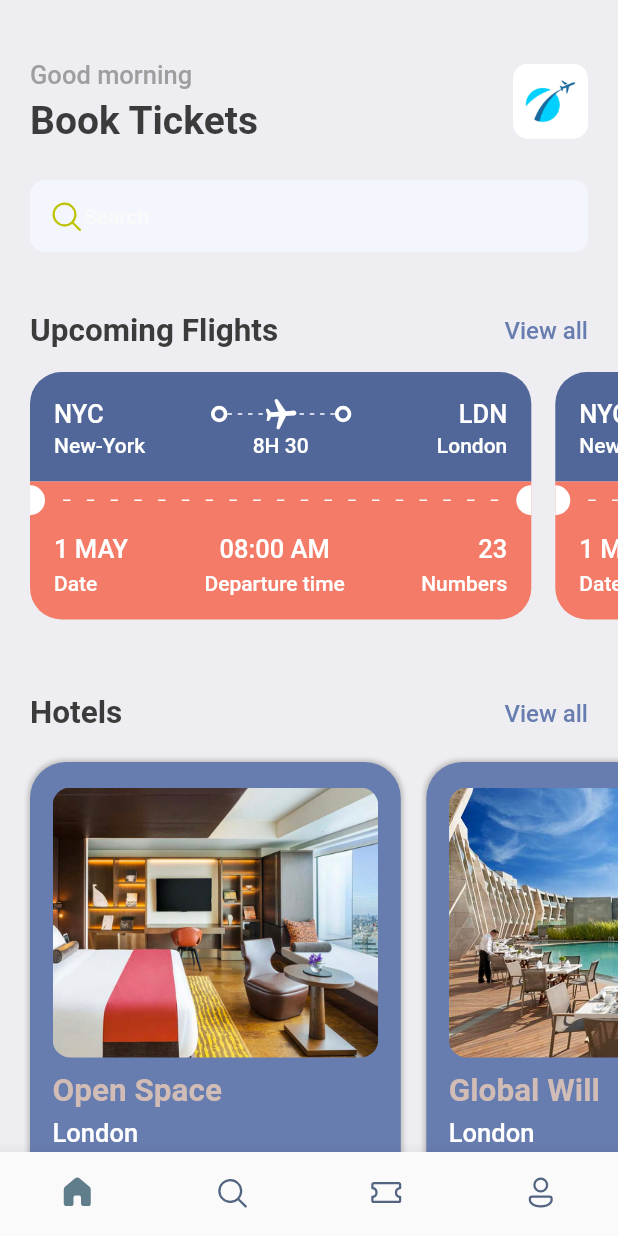
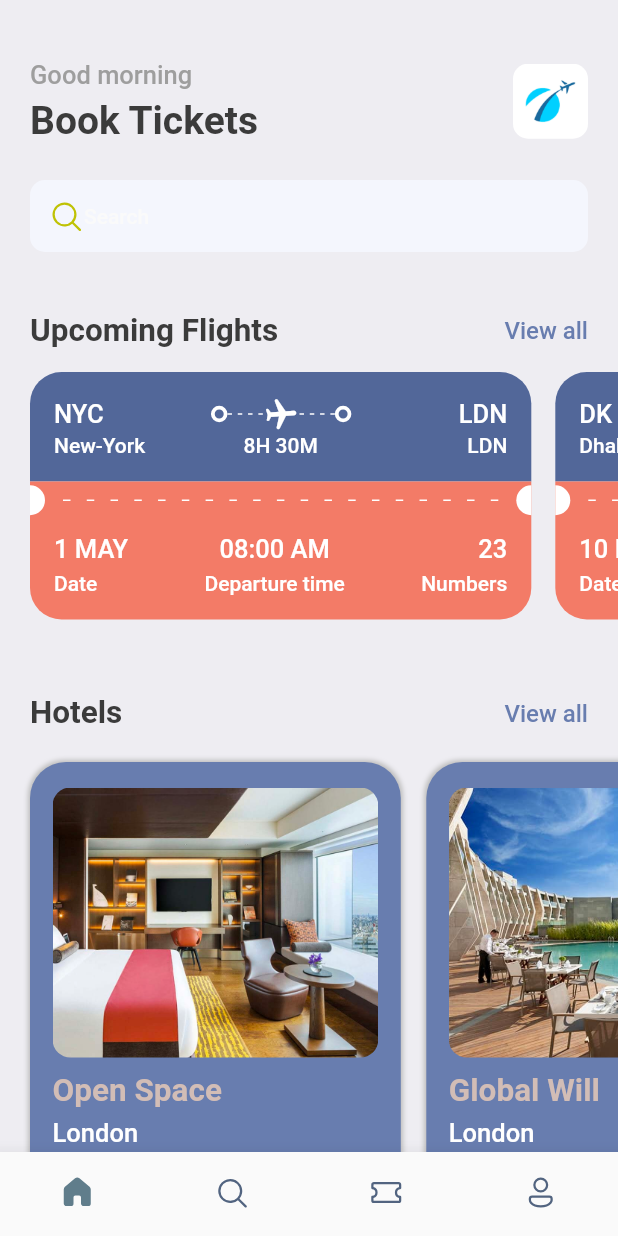
Before and after one commit to okinawaa/MobileProgramming, a Flutter app: the screen it shows after launch, on a phone screen of 412 x 824 dp. Run offline on Flutter 3.47's test engine with Material 2 defaults, Android fonts, the phone set to English and light mode, and no system bars; our stand-ins replace cached_network_image, cloud_firestore, expandable_text, firebase_auth, firebase_core, firebase_storage and 17 more; missing offline and left inert: photo_manager, photofilters; accounts and stored records are empty.

Commit message:
feat: [flutter_ticket_book_app] ticket 부분 동적으로 수정

```diff
--- a/flutter_ticket_book_app/lib/screens/home.dart
+++ b/flutter_ticket_book_app/lib/screens/home.dart
@@ -98,10 +98,10 @@ class HomeScreen extends StatelessWidget {
           SingleChildScrollView(
             scrollDirection: Axis.horizontal,
             padding: const EdgeInsets.only(left: 20),
-            child: Row(children: const [
-              TicketView(),
-              TicketView(),
-            ]),
+            child: Row(
+                children: ticketList
+                    .map((ticket) => TicketView(ticket: ticket))
+                    .toList()),
           ),
           const Gap(15),
           Container(
--- a/flutter_ticket_book_app/lib/screens/ticket_view.dart
+++ b/flutter_ticket_book_app/lib/screens/ticket_view.dart
@@ -7,7 +7,8 @@ import 'package:flutter_ticket_book_app/widgets/thick_container.dart';
 import 'package:gap/gap.dart';
 
 class TicketView extends StatelessWidget {
-  const TicketView({Key? key}) : super(key: key);
+  final Map<String, dynamic> ticket;
+  const TicketView({Key? key, required this.ticket}) : super(key: key);
 
   Widget _twoLineText(firstLineContent, secondLineContent, alignOption) {
     return Column(
@@ -47,7 +48,7 @@ class TicketView extends StatelessWidget {
                 Row(
                   children: [
                     Text(
-                      "NYC",
+                      ticket['from']['code'],
                       style:
                           Styles.headLineStyle3.copyWith(color: Colors.white),
                     ),
@@ -92,7 +93,7 @@ class TicketView extends StatelessWidget {
                     const ThickContainer(),
                     const Spacer(),
                     Text(
-                      "LDN",
+                      ticket['to']['code'],
                       style:
                           Styles.headLineStyle3.copyWith(color: Colors.white),
                     ),
@@ -105,20 +106,20 @@ class TicketView extends StatelessWidget {
                     SizedBox(
                       width: 100,
                       child: Text(
-                        "New-York",
+                        ticket['from']['name'],
                         style:
                             Styles.headLineStyle4.copyWith(color: Colors.white),
                       ),
                     ),
                     Text(
-                      "8H 30",
+                      ticket['flying_time'],
                       style:
                           Styles.headLineStyle4.copyWith(color: Colors.white),
                     ),
                     SizedBox(
                       width: 100,
                       child: Text(
-                        "London",
+                        ticket['to']['code'],
                         style:
                             Styles.headLineStyle4.copyWith(color: Colors.white),
                         textAlign: TextAlign.end,
@@ -194,10 +195,12 @@ class TicketView extends StatelessWidget {
                 Row(
                   mainAxisAlignment: MainAxisAlignment.spaceBetween,
                   children: [
-                    _twoLineText("1 MAY", "Date", CrossAxisAlignment.start),
-                    _twoLineText("08:00 AM", "Departure time",
+                    _twoLineText(
+                        ticket['date'], "Date", CrossAxisAlignment.start),
+                    _twoLineText(ticket['departure_time'], "Departure time",
                         CrossAxisAlignment.center),
-                    _twoLineText("23", "Numbers", CrossAxisAlignment.end),
+                    _twoLineText(ticket['number'].toString(), "Numbers",
+                        CrossAxisAlignment.end),
                   ],
                 )
               ]),
```
